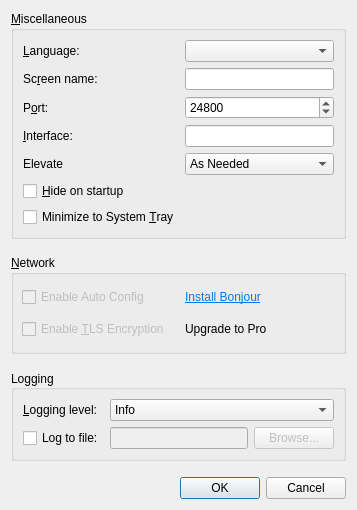
Before: the Qt Designer form src/gui/src/SettingsDialogBase.ui in deskflow/deskflow, drawn with Qt 5.
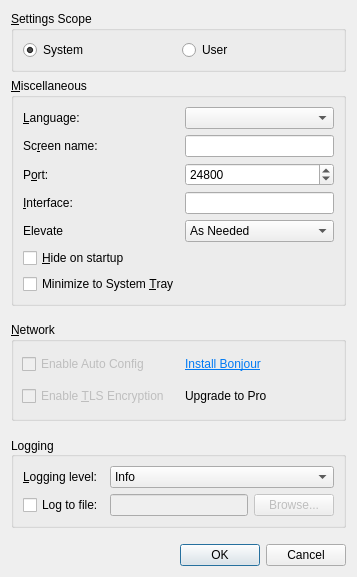
After: the same form once the commit is applied.

Commit message: #6538 Added Scope selection to settings

The edit to the form file:
```diff
--- a/src/gui/src/SettingsDialogBase.ui
+++ b/src/gui/src/SettingsDialogBase.ui
@@ -14,6 +14,32 @@
    <string>Settings</string>
   </property>
   <layout class="QVBoxLayout" name="verticalLayout">
+   <item>
+    <widget class="QGroupBox" name="m_pGroupScope">
+     <property name="title">
+      <string>&amp;Settings Scope</string>
+     </property>
+     <layout class="QGridLayout" name="gridLayout_4">
+      <item row="1" column="0">
+       <widget class="QRadioButton" name="m_pRadioSystemScope">
+        <property name="text">
+         <string>System</string>
+        </property>
+        <property name="checked">
+         <bool>true</bool>
+        </property>
+       </widget>
+      </item>
+      <item row="1" column="1">
+       <widget class="QRadioButton" name="m_pRadioUserScope">
+        <property name="text">
+         <string>User</string>
+        </property>
+       </widget>
+      </item>
+     </layout>
+    </widget>
+   </item>
    <item>
     <widget class="QGroupBox" name="m_pGroupAdvanced">
      <property name="title">
```
Left out of the diff: 1 changed line with no effect on the pictures. The commit also changes 1 other file.
